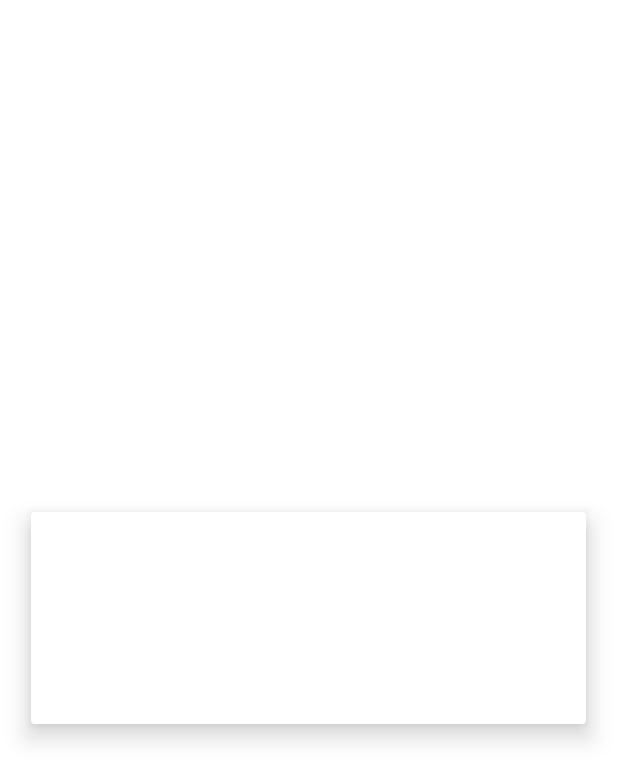
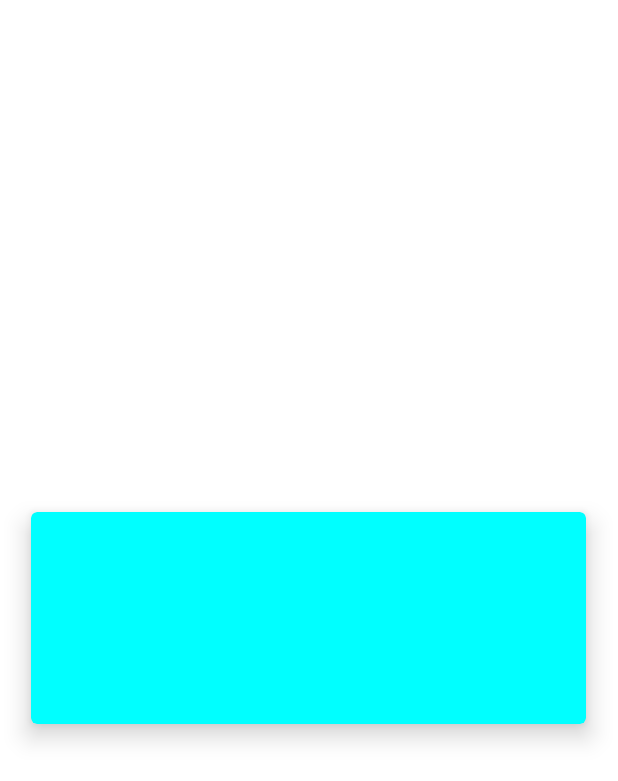
Before and after one commit to HRD-2000/WhereIsMyBus, an Android app: the layout progress_bar_anim.xml on its own in the app's theme, with its tools: preview values and no code run, on a phone screen of 412 x 824 dp. Shown: the top 781 px of the screen. Run offline under Robolectric (Android 15) with nearby library versions, the phone set to English and light mode, and no system bars.

Commit message:
commit by deep

```diff
--- a/app/src/main/res/layout/progress_bar_anim.xml
+++ b/app/src/main/res/layout/progress_bar_anim.xml
@@ -1,5 +1,5 @@
 <?xml version="1.0" encoding="utf-8"?>
-<androidx.cardview.widget.CardView
+<com.google.android.material.card.MaterialCardView
     xmlns:android="http://schemas.android.com/apk/res/android"
     android:layout_width="370dp"
     android:layout_height="wrap_content"
@@ -7,7 +7,7 @@
     android:gravity="center"
     android:layout_gravity="center"
     android:elevation="10dp"
-    android:background="#72FFCD"
+    android:backgroundTint="#00FFFF"
     app:cardElevation="10dp"
     android:layout_marginHorizontal="15dp"
     android:padding="25sp"
@@ -22,4 +22,4 @@
         app:lottie_loop="true" />
 
 
-</androidx.cardview.widget.CardView>
+</com.google.android.material.card.MaterialCardView>
```
Also changed, not shown: app/src/main/AndroidManifest.xml (+4 -3 lines), app/src/main/java/com/hrd/whereismybus/Home.java (added, +14 -0 lines), app/src/main/res/layout/activity_home.xml (added, +30 -0 lines).
